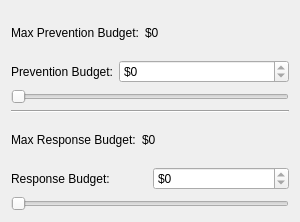
First picture: the form in plugins/calculate/BudgetForm.ui, repository dmzgroup/mbra, before the edit.
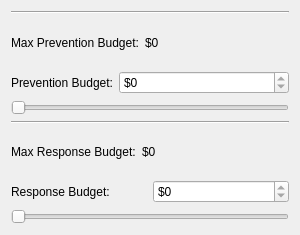
Second picture: the form after the edit.

Patch:
```diff
--- a/plugins/calculate/BudgetForm.ui
+++ b/plugins/calculate/BudgetForm.ui
@@ -7,13 +7,20 @@
     <x>0</x>
     <y>0</y>
     <width>300</width>
-    <height>222</height>
+    <height>235</height>
    </rect>
   </property>
   <property name="windowTitle">
    <string>Budget</string>
   </property>
   <layout class="QVBoxLayout" name="verticalLayout">
+   <item>
+    <widget class="Line" name="line_2">
+     <property name="orientation">
+      <enum>Qt::Horizontal</enum>
+     </property>
+    </widget>
+   </item>
    <item>
     <layout class="QHBoxLayout" name="horizontalLayout">
      <item>
```
Left out of the diff: 6 changed lines with no effect on the pictures.
